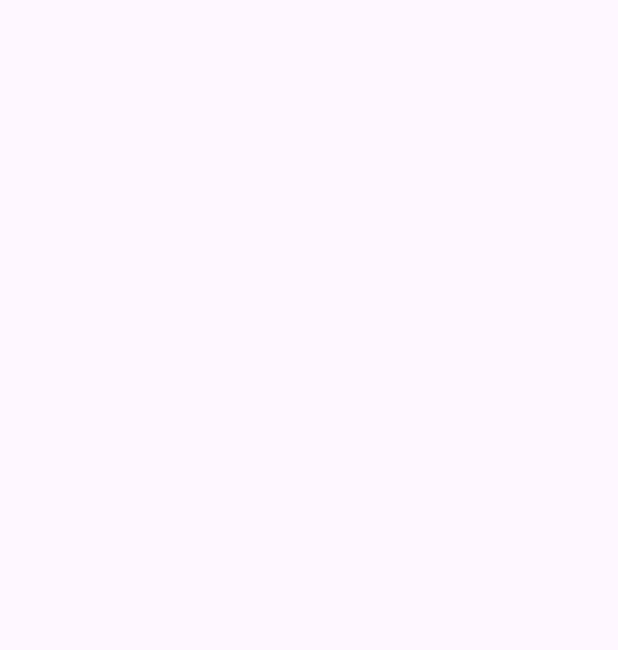
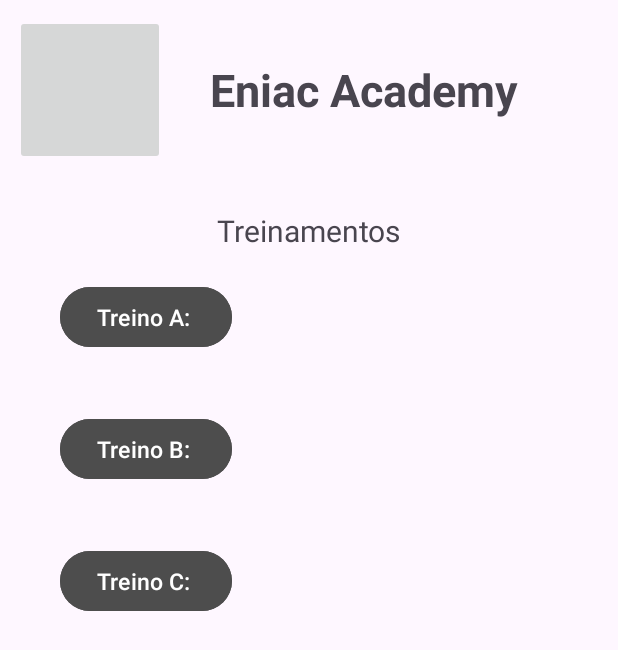
Before and after one commit to GLzanetti/Eniac-Academy, an Android app: the treinamento screen opened directly, with no data from a screen before it, on a phone screen of 412 x 824 dp. Before the commit the part shown is empty. Shown: the top 650 px of the screen. Run offline under Robolectric (Android 15) with nearby library versions, the phone set to English and light mode, and no system bars.

Commit message:
Iniciando tela de Treinamento e adicionando itens na tela principal

```diff
--- a/app/src/main/res/layout/activity_treinamento.xml
+++ b/app/src/main/res/layout/activity_treinamento.xml
@@ -1,10 +1,85 @@
 <?xml version="1.0" encoding="utf-8"?>
-<androidx.constraintlayout.widget.ConstraintLayout xmlns:android="http://schemas.android.com/apk/res/android"
-    xmlns:app="http://schemas.android.com/apk/res-auto"
-    xmlns:tools="http://schemas.android.com/tools"
+<LinearLayout
+    xmlns:android="http://schemas.android.com/apk/res/android"
     android:id="@+id/main"
     android:layout_width="match_parent"
     android:layout_height="match_parent"
-    tools:context=".treinamento">
+    android:orientation="vertical"
+    android:padding="10dp"
+   >
 
-</androidx.constraintlayout.widget.ConstraintLayout>
+    <LinearLayout
+        android:layout_width="match_parent"
+        android:layout_height="wrap_content"
+        android:orientation="horizontal"
+        >
+
+        <ImageButton
+            android:layout_width="100dp"
+            android:layout_height="100dp"
+            android:layout_margin="10dp"
+            android:id="@+id/ibPerfil"
+            />
+
+        <TextView
+            android:layout_width="wrap_content"
+            android:layout_height="wrap_content"
+            android:text="Eniac Academy"
+            android:textSize="30dp"
+            android:layout_gravity="center"
+            android:layout_marginLeft="20dp"
+            android:textStyle="bold"
+            />
+
+    </LinearLayout>
+    <LinearLayout
+        android:layout_width="match_parent"
+        android:layout_height="wrap_content"
+        android:orientation="vertical"
+        android:padding="20dp"
+        >
+
+        <TextView
+            android:layout_width="wrap_content"
+            android:layout_height="wrap_content"
+            android:text="Treinamentos"
+            android:textSize="20dp"
+            android:layout_gravity="center"
+            />
+
+        <Button
+            android:layout_width="wrap_content"
+            android:layout_height="wrap_content"
+            android:id="@+id/treinoA"
+            android:text="Treino A: "
+            android:textSize="15dp"
+            android:backgroundTint="@color/grey"
+            android:textColor="@color/white"
+            android:layout_margin="20dp"
+            />
+
+        <Button
+            android:layout_width="wrap_content"
+            android:layout_height="wrap_content"
+            android:id="@+id/treinoB"
+            android:text="Treino B: "
+            android:textSize="15dp"
+            android:backgroundTint="@color/grey"
+            android:textColor="@color/white"
+            android:layout_margin="20dp"
+            />
+
+        <Button
+            android:layout_width="wrap_content"
+            android:layout_height="wrap_content"
+            android:id="@+id/treinoC"
+            android:text="Treino C: "
+            android:textSize="15dp"
+            android:backgroundTint="@color/grey"
+            android:textColor="@color/white"
+            android:layout_margin="20dp"
+            />
+
+    </LinearLayout>
+
+</LinearLayout>
--- a/app/src/main/res/values/colors.xml
+++ b/app/src/main/res/values/colors.xml
@@ -2,4 +2,5 @@
 <resources>
     <color name="black">#FF000000</color>
     <color name="white">#FFFFFFFF</color>
+    <color name="grey">#4D4D4D</color>
 </resources>
--- a/gradle/libs.versions.toml
+++ b/gradle/libs.versions.toml
@@ -1,5 +1,5 @@
 [versions]
-agp = "8.9.2"
+agp = "8.10.0"
 junit = "4.13.2"
 junitVersion = "1.1.5"
 espressoCore = "3.5.1"
```
Also changed, not shown: app/src/main/res/layout/activity_main.xml (+37 -0 lines).
